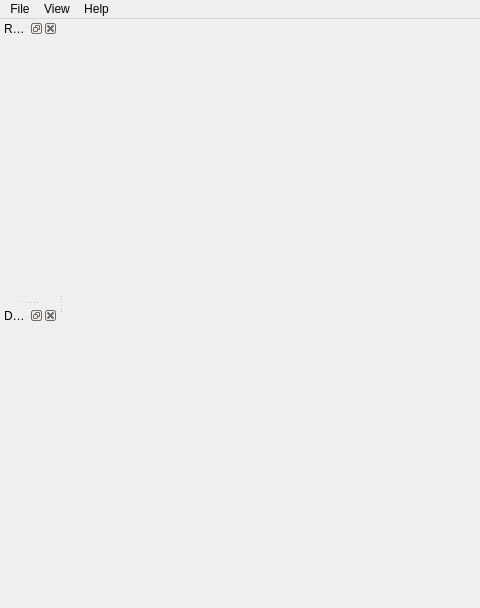
The window that src/app/viewer/ui/viewer_main_window.ui (marcin-ochman/modular-slam) describes before a commit, drawn with Qt 5; both pictures show x 0 to 480 and y 0 to 608 of the 1072 by 608 pixel window.
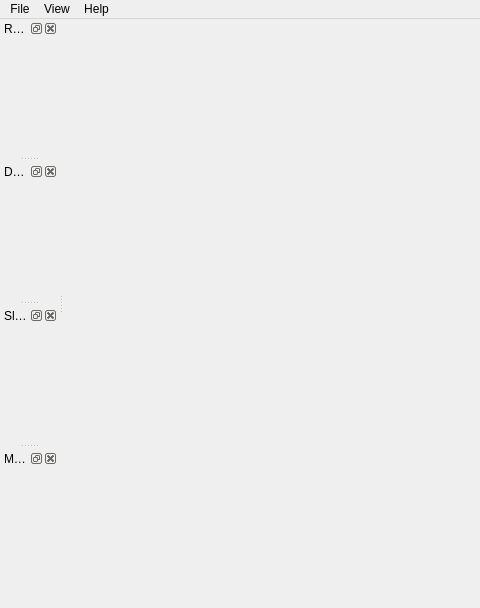
The same window after the commit. Custom widgets are drawn as their Qt base class.

```diff
--- a/src/app/viewer/ui/viewer_main_window.ui
+++ b/src/app/viewer/ui/viewer_main_window.ui
@@ -77,6 +77,24 @@
    </attribute>
    <widget class="DepthImageViewer" name="depthImageViewer"/>
   </widget>
+  <widget class="QDockWidget" name="dockWidget_3">
+   <property name="windowTitle">
+    <string>Slam statistics</string>
+   </property>
+   <attribute name="dockWidgetArea">
+    <number>1</number>
+   </attribute>
+   <widget class="SlamStatisticsWidget" name="slamStatsViewer"/>
+  </widget>
+  <widget class="QDockWidget" name="dockWidget_4">
+   <property name="windowTitle">
+    <string>Map 2D</string>
+   </property>
+   <attribute name="dockWidgetArea">
+    <number>1</number>
+   </attribute>
+   <widget class="MapWidget" name="dockWidgetContents"/>
+  </widget>
   <action name="actionExit">
    <property name="text">
     <string>Close</string>
@@ -122,6 +140,18 @@
    <header>depth_image_viewer.hpp</header>
    <container>1</container>
   </customwidget>
+  <customwidget>
+   <class>SlamStatisticsWidget</class>
+   <extends>QWidget</extends>
+   <header>slam_statistics_widget.hpp</header>
+   <container>1</container>
+  </customwidget>
+  <customwidget>
+   <class>MapWidget</class>
+   <extends>QWidget</extends>
+   <header>map_2d_widget.hpp</header>
+   <container>1</container>
+  </customwidget>
  </customwidgets>
  <resources/>
  <connections>
```
